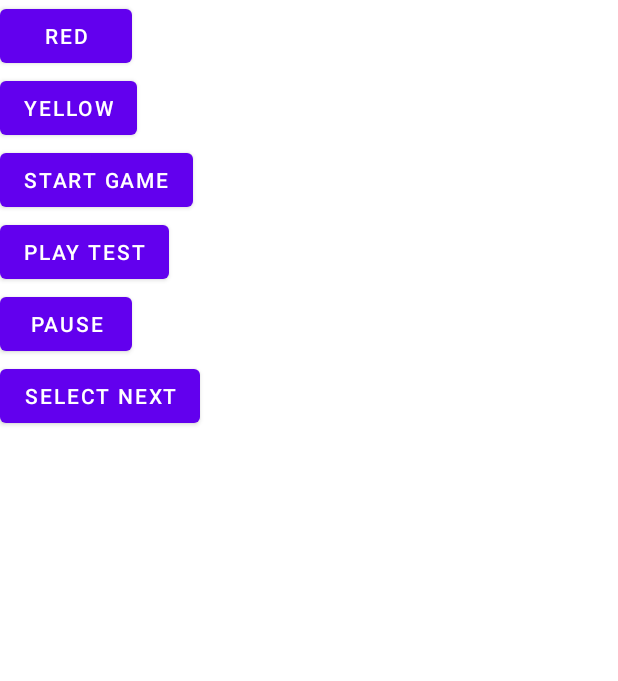
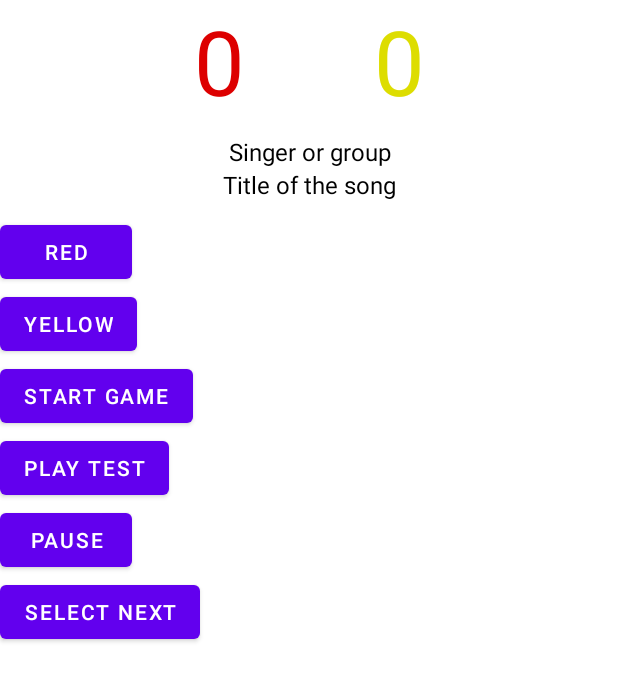
Before and after one commit to smart-fun/BlindTest, an Android app: the layout activity_bluetooth.xml on its own in the app's theme, with its tools: preview values and no code run, on a phone screen of 412 x 824 dp. Shown: the top 681 px of the screen. Run offline under Robolectric (Android 15) with nearby library versions, the phone set to English and light mode, and no system bars.

Commit message:
display some song information on screen

```diff
--- a/BlindTestAndroidv2/app/src/main/res/layout/activity_bluetooth.xml
+++ b/BlindTestAndroidv2/app/src/main/res/layout/activity_bluetooth.xml
@@ -1,8 +1,55 @@
 <?xml version="1.0" encoding="utf-8"?>
 <LinearLayout xmlns:android="http://schemas.android.com/apk/res/android"
+    xmlns:tools="http://schemas.android.com/tools"
     android:layout_width="match_parent"
     android:layout_height="match_parent"
     android:orientation="vertical">
+
+    <LinearLayout
+        android:layout_width="wrap_content"
+        android:layout_height="wrap_content"
+        android:layout_gravity="center_horizontal">
+
+        <TextView
+            android:id="@+id/redScore"
+            android:layout_width="80dp"
+            android:layout_height="80dp"
+            android:layout_marginEnd="40dp"
+            android:gravity="center"
+            android:text="0"
+            android:textColor="#FFDD0000"
+            android:textSize="60sp" />
+
+        <TextView
+            android:id="@+id/yellowScore"
+            android:layout_width="80dp"
+            android:layout_height="80dp"
+            android:gravity="center"
+            android:text="0"
+            android:textColor="#FFDDDD00"
+            android:textSize="60sp" />
+
+    </LinearLayout>
+
+    <TextView
+        android:id="@+id/singer"
+        android:layout_width="match_parent"
+        android:layout_height="wrap_content"
+        android:paddingTop="10dp"
+        android:gravity="center_horizontal"
+        android:textColor="@color/black"
+        android:textSize="16sp"
+        tools:text="Singer or group" />
+
+    <TextView
+        android:id="@+id/title"
+        android:layout_width="match_parent"
+        android:layout_height="wrap_content"
+        android:paddingBottom="10dp"
+        android:gravity="center_horizontal"
+        android:textColor="@color/black"
+        android:textSize="16sp"
+        tools:text="Title of the song" />
 
     <Button
         android:id="@+id/redTest"
@@ -20,24 +67,24 @@
         android:id="@+id/startGame"
         android:layout_width="wrap_content"
         android:layout_height="wrap_content"
-        android:text="Start Game"/>
+        android:text="Start Game" />
 
     <Button
         android:id="@+id/play"
         android:layout_width="wrap_content"
         android:layout_height="wrap_content"
-        android:text="Play Test"/>
+        android:text="Play Test" />
 
     <Button
         android:id="@+id/pause"
         android:layout_width="wrap_content"
         android:layout_height="wrap_content"
-        android:text="Pause"/>
+        android:text="Pause" />
 
     <Button
         android:id="@+id/next"
         android:layout_width="wrap_content"
         android:layout_height="wrap_content"
-        android:text="Select Next"/>
+        android:text="Select Next" />
 
 </LinearLayout>
```
Also changed, not shown: BlindTestAndroidv2/app/src/main/java/fr/arnaudguyon/blindtest/game/Game.java (+21 -12 lines), BlindTestAndroidv2/app/src/main/java/fr/arnaudguyon/blindtest/game/GameActivity.java (+23 -2 lines).
